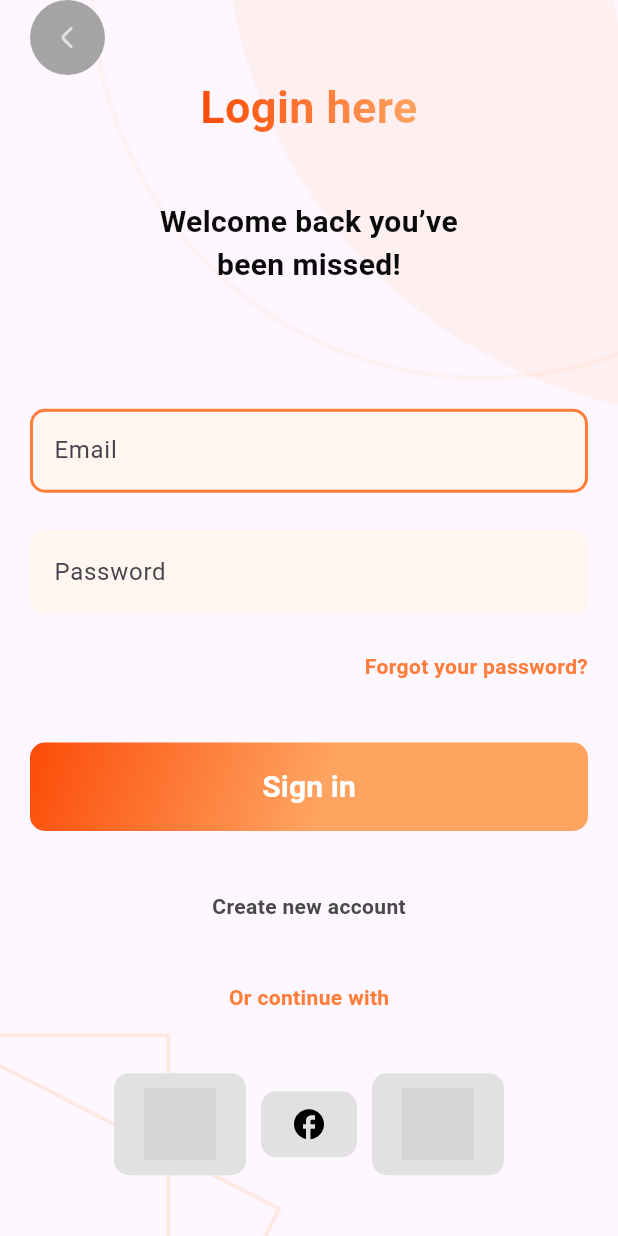
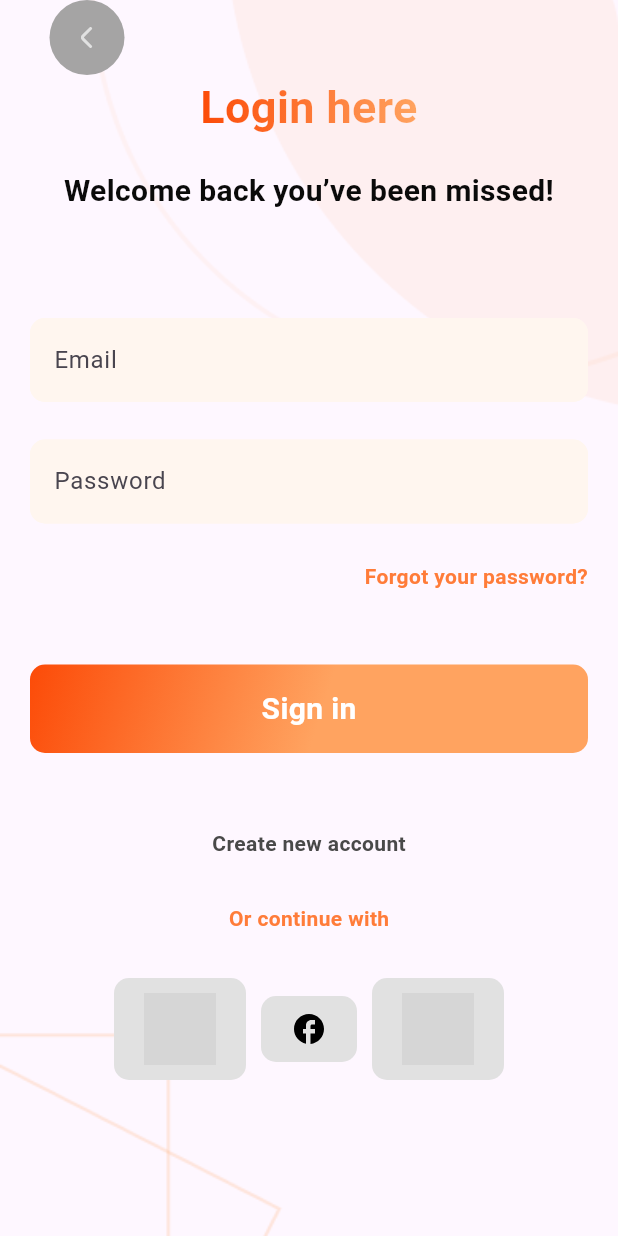
Before and after one commit to Shushan8/travel_app, a Flutter app: the screen it shows after launch, after a tap on "Login", on a phone screen of 412 x 824 dp. Run offline on Flutter 3.47's test engine with Material 3 defaults, Android fonts, the light colour scheme and no system bars; our stand-ins replace auto_route, equatable, firebase_auth, firebase_core, flutter_bloc, flutter_svg and 3 more; accounts and stored records are empty; grey boxes are pictures that could not be loaded.

Commit message:
adding the correct code

```diff
--- a/lib/presentation/auth/auth_screen.dart
+++ b/lib/presentation/auth/auth_screen.dart
@@ -6,19 +6,21 @@ import 'package:travel_app/application/bloc/auth_event.dart';
 import 'package:travel_app/application/bloc/auth_state.dart';
 import 'package:travel_app/presentation/core/consts/colors.dart';
 import 'package:travel_app/presentation/core/consts/typography.dart';
-import 'package:travel_app/presentation/auth/widget/auth_app_bar.dart';
-import 'package:travel_app/presentation/auth/widget/auth_icons_grup.dart';
-import 'package:travel_app/presentation/auth/widget/auth_input_decoration.dart';
+import 'package:travel_app/presentation/auth/widget/app_bar.dart';
+import 'package:travel_app/presentation/auth/widget/social_media.dart';
+import 'package:travel_app/presentation/auth/widget/input_field.dart';
 import 'package:travel_app/presentation/core/router/app_router.dart';
-import 'package:travel_app/presentation/core/widget/globl_backround.dart';
-import 'package:travel_app/presentation/welcome_screen/widget/button.dart';
+import 'package:travel_app/presentation/core/widget/app_background.dart';
+import 'package:travel_app/presentation/core/widget/gradient_button.dart';
 import 'package:travel_app/presentation/welcome_screen/widget/gradient_text.dart';
 
 @RoutePage()
-// ignore: must_be_immutable
 class AuthScreen extends StatefulWidget {
- bool isCratedAccount;
-   AuthScreen({super.key, required this.isCratedAccount});
+  final bool isFromSignUp;
+  const AuthScreen({
+    super.key,
+    required this.isFromSignUp,
+  });
 
   @override
   State<AuthScreen> createState() => _AuthScreenState();
@@ -28,10 +30,17 @@ class _AuthScreenState extends State<AuthScreen> {
   TextEditingController emailController = TextEditingController();
   TextEditingController passwordController = TextEditingController();
   TextEditingController confirmPasswordController = TextEditingController();
+  late bool toggleSignUp;
 
-  void isCratedAccountFunction() {
+  @override
+  void initState() {
+    super.initState();
+    toggleSignUp = widget.isFromSignUp;
+  }
+
+  void toggleAccount() {
     setState(() {
-      widget.isCratedAccount = !widget.isCratedAccount;
+      toggleSignUp = !toggleSignUp;
     });
   }
 
@@ -50,61 +59,48 @@ class _AuthScreenState extends State<AuthScreen> {
         }
       },
       child: Scaffold(
-        body: BackgroundWidget(
+        extendBodyBehindAppBar: true,
+        appBar: AuthAppBar(),
+        body: AppBackground(
+          child: SafeArea(
+            child: SingleChildScrollView(
               child: Padding(
                 padding: const EdgeInsets.symmetric(horizontal: 20),
                 child: Column(
+                  mainAxisAlignment: MainAxisAlignment.spaceBetween,
                   children: [
-                AuthAppBar(),
                     GradientText(
-                  widget.isCratedAccount ? 'Login here' : 'Create Account',
+                      toggleSignUp ? 'Login here' : 'Create Account',
                       gradient: AppColors.gradientColor,
                       style: AppTypography.s30w7h,
                     ),
-                widget.isCratedAccount
-                    ? Spacer()
-                    : SizedBox(
-                        height: 20,
-                      ),
-                Row(
-                  children: [
-                    Spacer(),
-                    widget.isCratedAccount
-                        ? Expanded(
-                            flex: 4,
+                    SizedBox(height: 20),
+                    toggleSignUp
+                        ? Padding(
+                            padding: const EdgeInsets.symmetric(horizontal: 20),
                             child: Text(
                               textAlign: TextAlign.center,
                               'Welcome back you’ve been missed!',
                               style: AppTypography.s20w6h30cBA,
                             ),
                           )
-                        : Expanded(
-                            flex: 6,
-                            child: Text(
+                        : Text(
                             'Create an account so you can explore all the existing jobs',
                             style: AppTypography.s14w5h21cB,
                             textAlign: TextAlign.center,
                           ),
-                          ),
-                    Spacer(),
-                  ],
-                ),
-                Spacer(
-                  flex: 2,
-                ),
-                AuthInputDecoration(
-                  textFildController: emailController,
-                  authBorderSideNone: true,
-                  authHintText: 'Email',
+                    SizedBox(height: 70),
+                    InputField(
+                      controller: emailController,
+                      hintText: 'Email',
                     ),
                     SizedBox(height: 25),
-                AuthInputDecoration(
-                  textFildController: passwordController,
-                  authBorderSideNone: false,
-                  authHintText: 'Password',
+                    InputField(
+                      controller: passwordController,
+                      hintText: 'Password',
                     ),
                     SizedBox(height: 25),
-                widget.isCratedAccount
+                    toggleSignUp
                         ? Row(
                             mainAxisAlignment: MainAxisAlignment.end,
                             children: [
@@ -114,12 +110,17 @@ class _AuthScreenState extends State<AuthScreen> {
                               ),
                             ],
                           )
-                    : AuthInputDecoration(
-                        textFildController: confirmPasswordController,
-                        authBorderSideNone: false,
-                        authHintText: 'Confirm Password',
+                        : InputField(
+                            controller: confirmPasswordController,
+                            hintText: 'Confirm Password',
                           ),
-                Spacer(),
+                    toggleSignUp
+                        ? SizedBox(
+                            height: 49,
+                          )
+                        : SizedBox(
+                            height: 30,
+                          ),
                     SizedBox(
                       width: double.infinity,
                       child: BlocConsumer<AuthBloc, AuthState>(
@@ -129,14 +130,16 @@ class _AuthScreenState extends State<AuthScreen> {
                               WelcomeRoute(),
                             );
                           }
-                    }, builder: (context, state) {
+                        },
+                        builder: (context, state) {
                           if (state is AuthStateInProgress) {
                             return const CircularProgressIndicator();
                           }
-                      return Button(
-                        buttonText:
-                            widget.isCratedAccount ? 'Sign in' : 'Sign up',
-                        buttonFunction: widget.isCratedAccount
+                          return GradientButton(
+                            horizontal: 10,
+                            vertical: 15,
+                            title: toggleSignUp ? 'Sign in' : 'Sign up',
+                            onTap: toggleSignUp
                                 ? () {
                                     if (emailController.text.isEmpty ||
                                         passwordController.text.isEmpty) {
@@ -161,28 +164,31 @@ class _AuthScreenState extends State<AuthScreen> {
                                           ),
                                         );
                                   },
-                        begin: false,
+                            begin:Alignment.topLeft,
                           );
-                    })),
-                Spacer(),
+                        },
+                      ),
+                    ),
+                    SizedBox(height: 50),
                     InkWell(
-                  onTap: () => isCratedAccountFunction(),
+                      onTap: () => toggleAccount(),
                       child: Text(
-                    widget.isCratedAccount
+                        toggleSignUp
                             ? 'Create new account'
                             : 'Already have an account',
                         style: AppTypography.s14w6h21cG49,
                       ),
                     ),
-                Spacer(),
+                    SizedBox(height: 30),
                     Text(
                       'Or continue with',
                       style: AppTypography.s14w6h21cBO,
                     ),
-                Spacer(),
-                AuthIconsGrup(),
-                Spacer()
+                    SizedBox(height: 30),
+                    SocialMedia(),
                   ],
+                ),
+              ),
             ),
           ),
         ),
--- /dev/null
+++ b/lib/presentation/auth/widget/app_bar.dart
@@ -0,0 +1,39 @@
+import 'package:auto_route/auto_route.dart';
+import 'package:flutter/material.dart';
+import 'package:flutter_svg/svg.dart';
+import 'package:travel_app/presentation/core/consts/colors.dart';
+import 'package:travel_app/gen/assets.gen.dart';
+
+class AuthAppBar extends StatelessWidget implements PreferredSizeWidget {
+  const AuthAppBar({super.key});
+
+  @override
+  Size get preferredSize => const Size.fromHeight(50);
+
+  @override
+  Widget build(BuildContext context) {
+    return Padding(
+      padding: const EdgeInsets.symmetric(horizontal: 30),
+      child: AppBar(
+        backgroundColor: Colors.transparent,
+        automaticallyImplyLeading: true,
+        leading: context.router.canPop()
+            ? GestureDetector(
+                onTap: () => Navigator.pop(context),
+                child: Container(
+                  width: 50,
+                  height: 50,
+                  decoration: BoxDecoration(
+                    shape: BoxShape.circle,
+                    color: AppColors.greyColorG5A,
+                  ),
+                  child: Center(
+                    child: SvgPicture.asset(Assets.icon.arrowLeft),
+                  ),
+                ),
+              )
+            : null,
+      ),
+    );
+  }
+}
--- a/lib/presentation/auth/widget/auth_app_bar.dart
+++ /dev/null
@@ -1,31 +0,0 @@
-import 'package:flutter/material.dart';
-import 'package:flutter_svg/svg.dart';
-import 'package:travel_app/presentation/core/consts/colors.dart';
-import 'package:travel_app/gen/assets.gen.dart';
-
-class AuthAppBar extends StatelessWidget {
-  const AuthAppBar({super.key});
-
-  @override
-  Widget build(BuildContext context) {
-    return Row(
-
-      children: [
-        GestureDetector(
-          onTap: () => Navigator.pop(context),
-          child: Container(
-            width: 50,
-            height: 50,
-            decoration: BoxDecoration(
-              shape: BoxShape.circle,
-              color: AppColors.greyColorG5A,
-            ),
-            child: Center(
-              child: SvgPicture.asset(Assets.icon.arrowLeft),
-            ),
-          ),
-        ),
-      ],
-    );
-  }
-}
--- a/lib/presentation/auth/widget/auth_input_decoration.dart
+++ /dev/null
@@ -1,43 +0,0 @@
-import 'package:flutter/material.dart';
-import 'package:travel_app/presentation/core/consts/colors.dart';
-
-class AuthInputDecoration extends StatelessWidget {
-  final bool authBorderSideNone;
-  final String authHintText;
-  final TextEditingController textFildController;
-  const AuthInputDecoration(
-      {super.key,
-      required this.authBorderSideNone,
-      required this.authHintText, required this.textFildController});
-
-  @override
-  Widget build(BuildContext context) {
-    return
-    TextFormField(
-   controller: textFildController,
-      decoration: InputDecoration(
-        hintText: authHintText,
-        filled: true,
-        fillColor: AppColors.whiteColor5,
-        enabledBorder: OutlineInputBorder(
-          borderRadius: BorderRadius.circular(10),
-          borderSide: authBorderSideNone
-              ? BorderSide(
-                  color: AppColors.brightOrange,
-                  width: 2,
-                )
-              : BorderSide(
-                  color: AppColors.whiteColor5,
-                ),
-        ),
-        focusedBorder: OutlineInputBorder(
-          borderRadius: BorderRadius.circular(10),
-          borderSide: BorderSide(
-            color: Colors.orange,
-            width: 2,
-          ),
-        ),
-      ),
-    );
-  }
-}
--- /dev/null
+++ b/lib/presentation/auth/widget/input_field.dart
@@ -0,0 +1,34 @@
+import 'package:flutter/material.dart';
+import 'package:travel_app/presentation/core/consts/colors.dart';
+
+class InputField extends StatelessWidget {
+  final String hintText;
+  final TextEditingController controller;
+  const InputField(
+      {super.key, required this.hintText, required this.controller});
+
+  @override
+  Widget build(BuildContext context) {
+    return TextFormField(
+      controller: controller,
+      decoration: InputDecoration(
+        hintText: hintText,
+        filled: true,
+        fillColor: AppColors.whiteColor5,
+        enabledBorder: OutlineInputBorder(
+          borderRadius: BorderRadius.circular(10),
+          borderSide: BorderSide(
+            color: AppColors.whiteColor5,
+          ),
+        ),
+        focusedBorder: OutlineInputBorder(
+          borderRadius: BorderRadius.circular(10),
+          borderSide: BorderSide(
+            color: Colors.orange,
+            width: 2,
+          ),
+        ),
+      ),
+    );
+  }
+}
--- a/lib/presentation/auth/widget/auth_icon.dart
+++ b/lib/presentation/auth/widget/social_icons.dart
@@ -2,9 +2,9 @@ import 'package:flutter/material.dart';
 import 'package:flutter_svg/svg.dart';
 import 'package:travel_app/presentation/core/consts/colors.dart';
 
-class AuthIcon extends StatelessWidget {
+class SocialIcons extends StatelessWidget {
   final String assetsIcon;
-  const AuthIcon({
+  const SocialIcons({
     super.key,
     required this.assetsIcon,
   });
--- a/lib/presentation/auth/widget/auth_icons_grup.dart
+++ b/lib/presentation/auth/widget/social_media.dart
@@ -1,20 +1,20 @@
 import 'package:flutter/material.dart';
 import 'package:travel_app/gen/assets.gen.dart';
-import 'package:travel_app/presentation/auth/widget/auth_icon.dart';
+import 'package:travel_app/presentation/auth/widget/social_icons.dart';
 
-class AuthIconsGrup extends StatelessWidget {
-  const AuthIconsGrup({super.key});
+class SocialMedia extends StatelessWidget {
+  const SocialMedia({super.key});
 
   @override
   Widget build(BuildContext context) {
     return Row(
       mainAxisAlignment: MainAxisAlignment.center,
       children: [
-        AuthIcon(assetsIcon: Assets.icon.google),
+        SocialIcons(assetsIcon: Assets.icon.google),
         SizedBox(width: 10),
-        AuthIcon(assetsIcon: Assets.icon.fb),
+        SocialIcons(assetsIcon: Assets.icon.fb),
         SizedBox(width: 10),
-        AuthIcon(assetsIcon: Assets.icon.apple),
+        SocialIcons(assetsIcon: Assets.icon.apple),
       ],
     );
   }
--- /dev/null
+++ b/lib/presentation/core/widget/app_background.dart
@@ -0,0 +1,23 @@
+import 'package:flutter/material.dart';
+import 'package:travel_app/gen/assets.gen.dart';
+
+class AppBackground extends StatelessWidget {
+  const AppBackground({super.key, required this.child});
+  final Widget child;
+  @override
+  Widget build(BuildContext context) {
+    return Stack(
+      children: [
+        SizedBox(
+          width: double.infinity,
+          child: Assets.images.background.image(
+            fit: BoxFit.cover,
+          ),
+        ),
+        Container(
+          child: child,
+        )
+      ],
+    );
+  }
+}
--- a/lib/presentation/core/widget/globl_backround.dart
+++ /dev/null
@@ -1,26 +0,0 @@
-import 'package:flutter/material.dart';
-import 'package:travel_app/gen/assets.gen.dart';
-
-class BackgroundWidget extends StatelessWidget {
-  const BackgroundWidget({super.key, required this.child});
-  final Widget child;
-  @override
-  Widget build(BuildContext context) {
-    return Scaffold(
-      body: Stack(
-        children: [
-          SizedBox(
-            width: double.infinity,
-            child: Assets.images.background.image(
-              fit: BoxFit.cover,
-            ),
-          ),
-          SafeArea(
-              child: Container(
-            child: child,
-          ))
-        ],
-      ),
-    );
-  }
-}
--- /dev/null
+++ b/lib/presentation/core/widget/gradient_button.dart
@@ -0,0 +1,51 @@
+import 'package:flutter/material.dart';
+import 'package:travel_app/presentation/core/consts/colors.dart';
+import 'package:travel_app/presentation/core/consts/typography.dart';
+
+class GradientButton extends StatelessWidget {
+  final String title;
+  final void Function() onTap;
+  final AlignmentGeometry  begin;
+  final double horizontal;
+  final double vertical;
+  const GradientButton({
+    super.key,
+    required this.title,
+    required this.onTap,
+    required this.begin,
+    required this.horizontal,
+    required this.vertical,
+  });
+
+  @override
+  Widget build(BuildContext context) {
+    return Container(
+      decoration: BoxDecoration(
+        gradient: LinearGradient(
+          colors: [
+            AppColors.brightRedOrange,
+            AppColors.lightOrange3,
+          ],
+          begin: begin,
+          end: Alignment.bottomCenter,
+        ),
+        borderRadius: BorderRadius.circular(10),
+      ),
+      child: GestureDetector(
+        onTap: onTap,
+        child: Padding(
+          padding:  EdgeInsets.symmetric(
+            horizontal: horizontal,
+            vertical: vertical,
+          ),
+          child: Center(
+            child: Text(
+              title,
+              style: AppTypography.s20w6h30cW,
+            ),
+          ),
+        ),
+      ),
+    );
+  }
+}
--- a/lib/presentation/welcome_screen/welcome_screen.dart
+++ b/lib/presentation/welcome_screen/welcome_screen.dart
@@ -4,8 +4,8 @@ import 'package:travel_app/presentation/core/consts/colors.dart';
 import 'package:travel_app/presentation/core/consts/typography.dart';
 import 'package:travel_app/gen/assets.gen.dart';
 import 'package:travel_app/presentation/core/router/app_router.dart';
-import 'package:travel_app/presentation/core/widget/globl_backround.dart';
-import 'package:travel_app/presentation/welcome_screen/widget/button.dart';
+import 'package:travel_app/presentation/core/widget/app_background.dart';
+import 'package:travel_app/presentation/core/widget/gradient_button.dart';
 import 'package:travel_app/presentation/welcome_screen/widget/gradient_text.dart';
 
 @RoutePage()
@@ -15,12 +15,12 @@ class WelcomeScreen extends StatelessWidget {
   @override
   Widget build(BuildContext context) {
     return Scaffold(
-      body: BackgroundWidget(
+      body: AppBackground(
         child: Padding(
           padding: const EdgeInsets.symmetric(horizontal: 30),
           child: Column(
+            mainAxisAlignment: MainAxisAlignment.end,
             children: [
-              Spacer(flex: 3),
               Assets.images.travelImage.image(),
               GradientText(
                 'Discover Your Dream Trips here',
@@ -37,25 +37,36 @@ class WelcomeScreen extends StatelessWidget {
               Row(
                 mainAxisAlignment: MainAxisAlignment.spaceAround,
                 children: [
-                  Button(
-                    buttonFunction: () {
+                  GradientButton(
+                    onTap: () {
                       context.router.push(
-                         AuthRoute(isCratedAccount: true),
+                        AuthRoute(isFromSignUp: true),
                       );
                     },
-                    buttonText: "Login",
-                    begin: true,
+                    title: "Login",
+                    begin: Alignment.topCenter,
+                    horizontal: 50,
+                    vertical: 15,
                   ),
                   Spacer(),
                   Expanded(
-                    child: Text(
-                      'Register',
-                      style: AppTypography.s20w6h30cBA,
+                    child: InkWell(
+                      onTap: () {
+                        context.router.push(
+                          AuthRoute(
+                            isFromSignUp: false,
+                          ),
+                        );
+                      },
+                      child: Text(
+                        'Register',
+                        style: AppTypography.s20w6h30cBA,
+                      ),
                     ),
                   )
                 ],
               ),
-              Spacer()
+              SizedBox(height: 60)
             ],
           ),
         ),
--- a/lib/presentation/welcome_screen/widget/button.dart
+++ /dev/null
@@ -1,50 +0,0 @@
-import 'package:flutter/material.dart';
-import 'package:travel_app/presentation/core/consts/colors.dart';
-import 'package:travel_app/presentation/core/consts/typography.dart';
-
-class Button extends StatelessWidget {
-  final String buttonText;
-  final void Function() buttonFunction;
-  final bool begin;
-  const Button({
-    super.key,
-    required this.buttonText,
-    required this.buttonFunction,
-    required this.begin,
-  });
-
-  @override
-  Widget build(BuildContext context) {
-    return Expanded(
-      flex: 2,
-      child: Container(
-        decoration: BoxDecoration(
-          gradient: LinearGradient(
-            colors: [
-              AppColors.brightRedOrange,
-              AppColors.lightOrange3,
-            ],
-            begin: begin ? Alignment.topCenter : Alignment.topLeft,
-            end: Alignment.bottomCenter,
-          ),
-          borderRadius: BorderRadius.circular(10),
-        ),
-        child: ElevatedButton(
-          onPressed: buttonFunction,
-          style: ElevatedButton.styleFrom(
-            backgroundColor: Colors.transparent,
-            shadowColor: Colors.transparent,
-            padding: EdgeInsets.symmetric(horizontal: 30, vertical: 15),
-            shape: RoundedRectangleBorder(
-              borderRadius: BorderRadius.circular(10),
-            ),
-          ),
-          child: Text(
-            buttonText,
-            style: AppTypography.s20w6h30cW,
-          ),
-        ),
-      ),
-    );
-  }
-}
```
Also changed, not shown: lib/presentation/core/router/app_router.gr.dart. Lines whose indentation alone changed are shown as unchanged.
